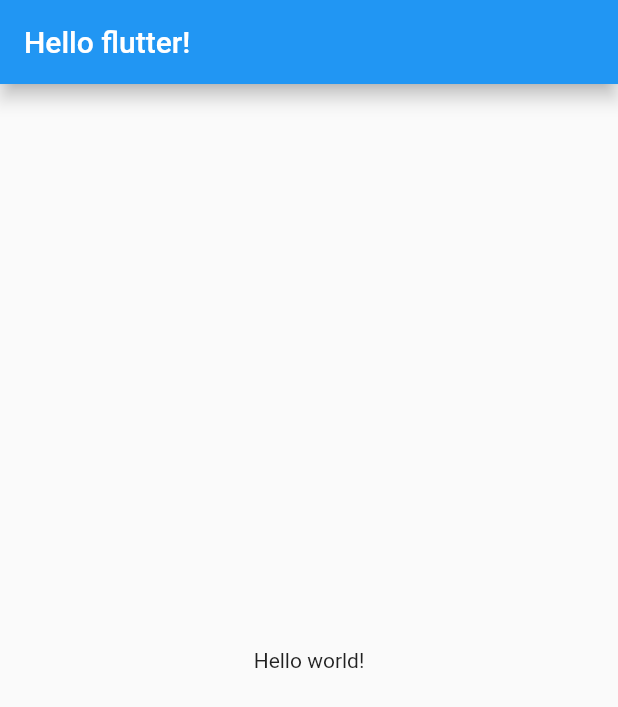
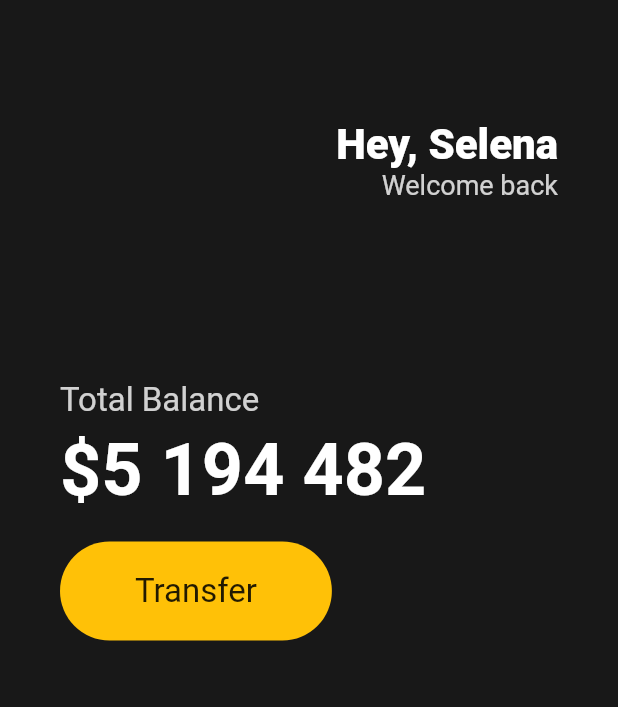
Before and after one commit to parkinjong/flutter-nomadcoder, a Flutter app: the screen it shows after launch, on a phone screen of 412 x 824 dp. Shown: the top 707 px of the screen. Run offline on Flutter 3.47's test engine with Material 2 defaults, Android fonts, the phone set to English and light mode, and no system bars.

Commit message:
add ui challenge button.

```diff
--- a/toonflix/lib/main.dart
+++ b/toonflix/lib/main.dart
@@ -1,21 +1,98 @@
 import 'package:flutter/material.dart';
 
 void main() {
-   runApp(App());
+  runApp(App());
 }
 
-class App extends StatelessWidget{
+class App extends StatelessWidget {
+  const App({super.key});
 
   @override
   Widget build(BuildContext context) {
     return MaterialApp(
       home: Scaffold(
-        appBar: AppBar(
-          elevation: 5,
-          title: Text('Hello flutter!'),
-        ),
-        body: Center(
-          child: Text('Hello world!'),
+        backgroundColor: const Color(0xFF181818),
+        body: Padding(
+          padding: const EdgeInsets.symmetric(horizontal: 40),
+          child: Column(
+            crossAxisAlignment: CrossAxisAlignment.start,
+            children: [
+              const SizedBox(
+                height: 80,
+              ),
+              Row(
+                mainAxisAlignment: MainAxisAlignment.end,
+                children: [
+                  Column(
+                    crossAxisAlignment: CrossAxisAlignment.end,
+                    children: [
+                      const Text(
+                        'Hey, Selena',
+                        style: TextStyle(
+                          color: Colors.white,
+                          fontSize: 28,
+                          fontWeight: FontWeight.w800,
+                        ),
+                      ),
+                      Text(
+                        'Welcome back',
+                        style: TextStyle(
+                          color: Colors.white.withOpacity(0.8),
+                          fontSize: 18,
+                        ),
+                      ),
+                    ],
+                  ),
+                ],
+              ),
+              const SizedBox(
+                height: 120,
+              ),
+              Text(
+                'Total Balance',
+                style: TextStyle(
+                  fontSize: 22,
+                  color: Colors.white.withOpacity(0.8),
+                ),
+              ),
+              const SizedBox(
+                height: 5,
+              ),
+              const Text(
+                '\$5 194 482',
+                style: TextStyle(
+                  fontSize: 48,
+                  fontWeight: FontWeight.w600,
+                  color: Colors.white,
+                ),
+              ),
+              const SizedBox(
+                height: 20,
+              ),
+              Row(
+                children: [
+                  Container(
+                    decoration: BoxDecoration(
+                      color: Colors.amber,
+                      borderRadius: BorderRadius.circular(45),
+                    ),
+                    child: const Padding(
+                      padding: EdgeInsets.symmetric(
+                        vertical: 20,
+                        horizontal: 50,
+                      ),
+                      child: Text(
+                        'Transfer',
+                        style: TextStyle(
+                          fontSize: 22,
+                        ),
+                      ),
+                    ),
+                  ),
+                ],
+              ),
+            ],
+          ),
         ),
       ),
     );
```
